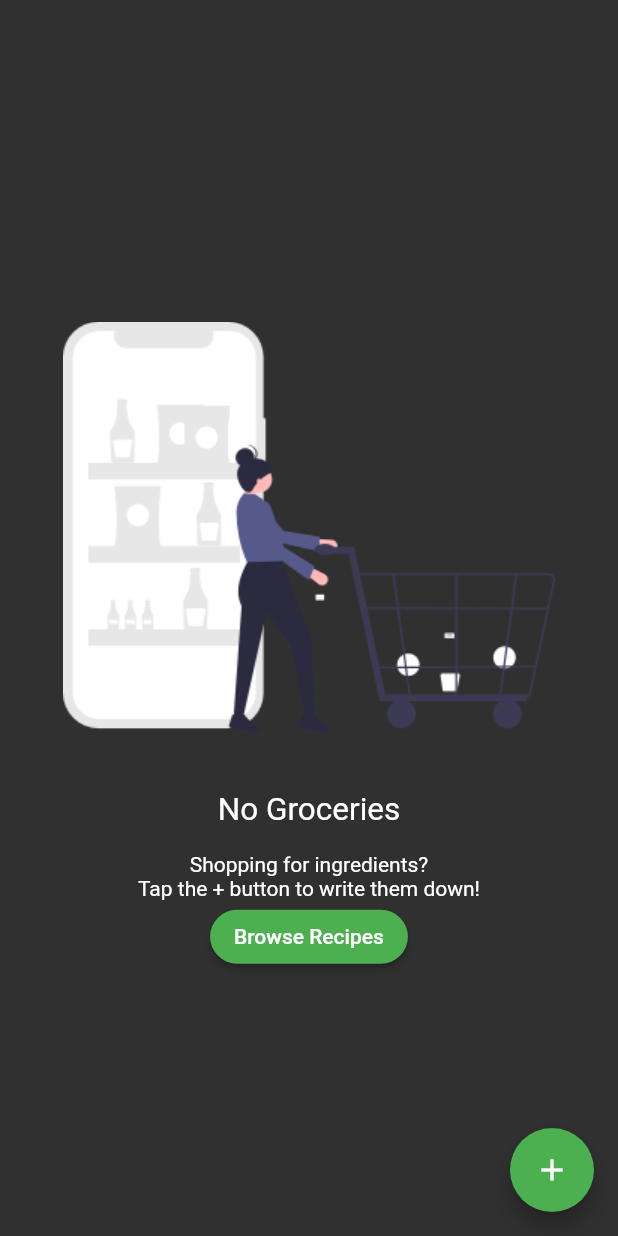
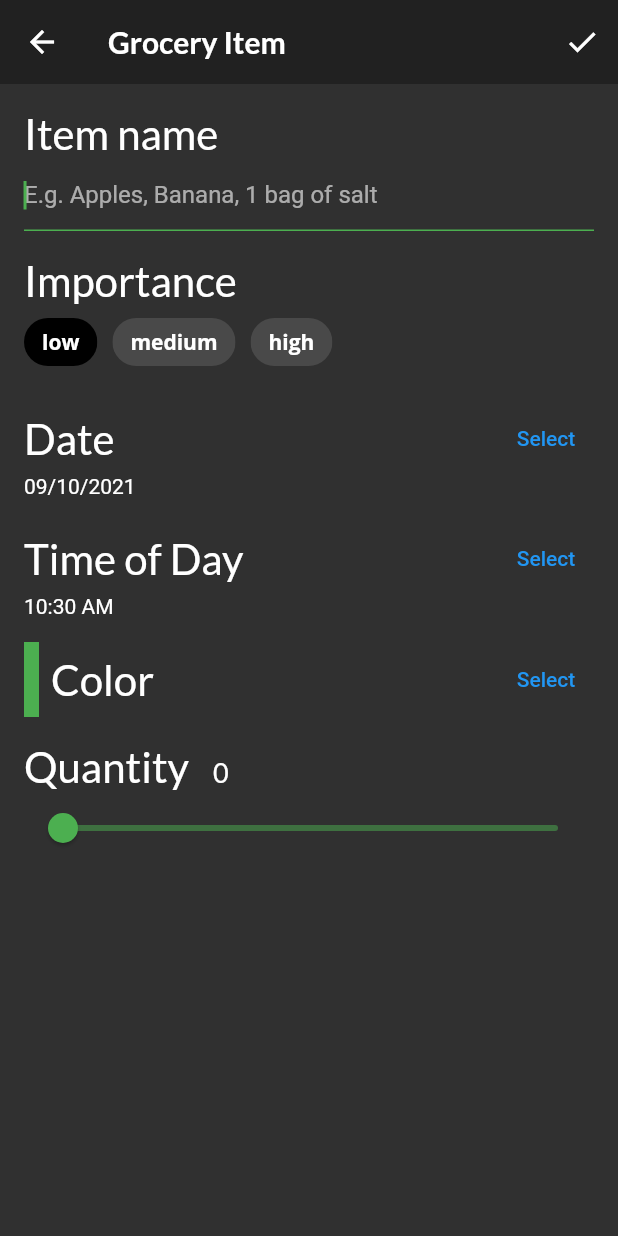
Before and after one commit to rafaellotto/fooderlich, a Flutter app: the GroceryScreen screen opened directly, after a tap on the "add" icon, on a phone screen of 412 x 824 dp. Run offline on Flutter 3.47's test engine with Material 2 defaults, Android fonts, the phone set to English and light mode, and no system bars; our stand-ins replace flutter_colorpicker, google_fonts.

Commit message:
Changes from item 6.9

```diff
--- /dev/null
+++ b/lib/screens/grocery_item_screen.dart
@@ -0,0 +1,348 @@
+import 'package:flutter/material.dart';
+import 'package:flutter_colorpicker/flutter_colorpicker.dart';
+
+import 'package:fooderlich/models/grocery_item.dart';
+import 'package:google_fonts/google_fonts.dart';
+import 'package:intl/intl.dart';
+
+class GroceryItemScreen extends StatefulWidget {
+  final Function(GroceryItem) onCreate;
+  final Function(GroceryItem) onUpdate;
+  final GroceryItem? originalItem;
+  final bool isUpdating;
+
+  const GroceryItemScreen({
+    Key? key,
+    required this.onCreate,
+    required this.onUpdate,
+    this.originalItem,
+  })  : isUpdating = (originalItem != null),
+        super(key: key);
+
+  @override
+  _GroceryItemScreenState createState() => _GroceryItemScreenState();
+}
+
+class _GroceryItemScreenState extends State<GroceryItemScreen> {
+  final _nameController = TextEditingController();
+  String _name = '';
+  Importance _importance = Importance.low;
+  DateTime _dueDate = DateTime.now();
+  TimeOfDay _timeOfDay = TimeOfDay.now();
+  Color _currentColor = Colors.green;
+  int _currentSliderValue = 0;
+
+  @override
+  void initState() {
+    super.initState();
+
+    final originalItem = widget.originalItem;
+
+    if (originalItem != null) {
+      _nameController.text = originalItem.name;
+      _name = originalItem.name;
+      _currentSliderValue = originalItem.quantity;
+      _importance = originalItem.importance;
+      _currentColor = originalItem.color;
+      final date = originalItem.date;
+      _timeOfDay = TimeOfDay(hour: date.hour, minute: date.minute);
+      _dueDate = date;
+    }
+
+    _nameController.addListener(() {
+      setState(() {
+        _name = _nameController.text;
+      });
+    });
+  }
+
+  @override
+  void dispose() {
+    _nameController.dispose();
+
+    super.dispose();
+  }
+
+  @override
+  Widget build(BuildContext context) {
+    return Scaffold(
+      appBar: AppBar(
+        title: Text(
+          'Grocery Item',
+          style: GoogleFonts.lato(fontWeight: FontWeight.w600),
+        ),
+        elevation: 0,
+        actions: [
+          IconButton(
+            icon: const Icon(Icons.check),
+            onPressed: () {
+              // TODO 24: Add callback handler
+            },
+          ),
+        ],
+      ),
+      body: Container(
+        padding: const EdgeInsets.all(16),
+        child: ListView(
+          children: [
+            buildNameField(context),
+            const SizedBox(height: 16),
+            buildImportanceField(context),
+            const SizedBox(height: 16),
+            buildDateField(context),
+            const SizedBox(height: 16),
+            buildTimeField(context),
+            const SizedBox(height: 16),
+            buildColorPicker(context),
+            const SizedBox(height: 16),
+            buildQuantityField(),
+            const SizedBox(height: 16),
+            // TODO: 19: Add Grocery Tile
+          ],
+        ),
+      ),
+    );
+  }
+
+  Widget buildNameField(BuildContext context) {
+    return Column(
+      crossAxisAlignment: CrossAxisAlignment.start,
+      children: [
+        Text(
+          'Item name',
+          style: GoogleFonts.lato(fontSize: 28),
+        ),
+        TextField(
+          autofocus: true,
+          controller: _nameController,
+          cursorColor: _currentColor,
+          decoration: InputDecoration(
+            hintText: 'E.g. Apples, Banana, 1 bag of salt',
+            enabledBorder: const UnderlineInputBorder(
+              borderSide: BorderSide(color: Colors.white),
+            ),
+            focusedBorder: UnderlineInputBorder(
+              borderSide: BorderSide(color: _currentColor),
+            ),
+            border: UnderlineInputBorder(
+              borderSide: BorderSide(color: _currentColor),
+            ),
+          ),
+        ),
+      ],
+    );
+  }
+
+  Widget buildImportanceField(BuildContext context) {
+    return Column(
+      crossAxisAlignment: CrossAxisAlignment.start,
+      children: [
+        Text(
+          'Importance',
+          style: GoogleFonts.lato(fontSize: 28),
+        ),
+        Wrap(
+          spacing: 10,
+          children: [
+            ChoiceChip(
+              selectedColor: Colors.black,
+              selected: _importance == Importance.low,
+              onSelected: (selected) {
+                setState(() {
+                  _importance = Importance.low;
+                });
+              },
+              label: const Text(
+                'low',
+                style: TextStyle(color: Colors.white),
+              ),
+            ),
+            ChoiceChip(
+              selectedColor: Colors.black,
+              selected: _importance == Importance.medium,
+              onSelected: (selected) {
+                setState(() {
+                  _importance = Importance.medium;
+                });
+              },
+              label: const Text(
+                'medium',
+                style: TextStyle(color: Colors.white),
+              ),
+            ),
+            ChoiceChip(
+              selectedColor: Colors.black,
+              selected: _importance == Importance.high,
+              onSelected: (selected) {
+                setState(() {
+                  _importance = Importance.high;
+                });
+              },
+              label: const Text(
+                'high',
+                style: TextStyle(color: Colors.white),
+              ),
+            ),
+          ],
+        ),
+      ],
+    );
+  }
+
+  Widget buildDateField(BuildContext context) {
+    return Column(
+      crossAxisAlignment: CrossAxisAlignment.start,
+      children: [
+        Row(
+          mainAxisAlignment: MainAxisAlignment.spaceBetween,
+          children: [
+            Text(
+              'Date',
+              style: GoogleFonts.lato(fontSize: 28),
+            ),
+            TextButton(
+              child: const Text('Select'),
+              onPressed: () async {
+                final currentDate = DateTime.now();
+
+                final selectedDate = await showDatePicker(
+                  context: context,
+                  initialDate: currentDate,
+                  firstDate: currentDate,
+                  lastDate: DateTime(currentDate.year + 5),
+                );
+
+                setState(() {
+                  if (selectedDate != null) {
+                    _dueDate = selectedDate;
+                  }
+                });
+              },
+            ),
+          ],
+        ),
+        Text(DateFormat('dd/MM/yyyy').format(_dueDate)),
+      ],
+    );
+  }
+
+  Widget buildTimeField(BuildContext context) {
+    return Column(
+      crossAxisAlignment: CrossAxisAlignment.start,
+      children: [
+        Row(
+          mainAxisAlignment: MainAxisAlignment.spaceBetween,
+          children: [
+            Text(
+              'Time of Day',
+              style: GoogleFonts.lato(fontSize: 28),
+            ),
+            TextButton(
+              child: const Text('Select'),
+              onPressed: () async {
+                final timeOfDay = await showTimePicker(
+                  initialTime: TimeOfDay.now(),
+                  context: context,
+                );
+
+                setState(() {
+                  if (timeOfDay != null) {
+                    _timeOfDay = timeOfDay;
+                  }
+                });
+              },
+            ),
+          ],
+        ),
+        Text(_timeOfDay.format(context)),
+      ],
+    );
+  }
+
+  Widget buildColorPicker(BuildContext context) {
+    return Row(
+      mainAxisAlignment: MainAxisAlignment.spaceBetween,
+      children: [
+        Row(
+          children: [
+            Container(
+              height: 50.0,
+              width: 10.0,
+              color: _currentColor,
+            ),
+            const SizedBox(width: 8.0),
+            Text(
+              'Color',
+              style: GoogleFonts.lato(fontSize: 28.0),
+            ),
+          ],
+        ),
+        TextButton(
+          child: const Text('Select'),
+          onPressed: () {
+            showDialog(
+              context: context,
+              builder: (context) {
+                return AlertDialog(
+                  content: BlockPicker(
+                    pickerColor: Colors.white,
+                    onColorChanged: (color) {
+                      setState(() => _currentColor = color);
+                    },
+                  ),
+                  actions: [
+                    TextButton(
+                      child: const Text('Done'),
+                      onPressed: () {
+                        Navigator.of(context).pop();
+                      },
+                    ),
+                  ],
+                );
+              },
+            );
+          },
+        ),
+      ],
+    );
+  }
+
+  Widget buildQuantityField() {
+    return Column(
+      crossAxisAlignment: CrossAxisAlignment.start,
+      children: [
+        Row(
+          crossAxisAlignment: CrossAxisAlignment.baseline,
+          textBaseline: TextBaseline.alphabetic,
+          children: [
+            Text(
+              'Quantity',
+              style: GoogleFonts.lato(fontSize: 28),
+            ),
+            const SizedBox(width: 16),
+            Text(
+              _currentSliderValue.toInt().toString(),
+              style: GoogleFonts.lato(fontSize: 18),
+            ),
+          ],
+        ),
+        Slider(
+          inactiveColor: _currentColor.withOpacity(0.5),
+          activeColor: _currentColor,
+          value: _currentSliderValue.toDouble(),
+          min: 0.0,
+          max: 100.0,
+          divisions: 100,
+          label: _currentSliderValue.toInt().toString(),
+          onChanged: (double value) {
+            setState(
+              () {
+                _currentSliderValue = value.toInt();
+              },
+            );
+          },
+        ),
+      ],
+    );
+  }
+}
--- a/lib/screens/grocery_screen.dart
+++ b/lib/screens/grocery_screen.dart
@@ -1,6 +1,7 @@
 import 'package:flutter/material.dart';
 import 'package:fooderlich/models/models.dart';
 import 'package:fooderlich/screens/empty_grocery_screen.dart';
+import 'package:fooderlich/screens/grocery_item_screen.dart';
 import 'package:provider/provider.dart';
 
 class GroceryScreen extends StatelessWidget {
@@ -12,7 +13,23 @@ class GroceryScreen extends StatelessWidget {
       floatingActionButton: FloatingActionButton(
           child: const Icon(Icons.add),
           onPressed: () {
-            // TODO 11: Present GroceryItemScreen
+            final manager = Provider.of<GroceryManager>(
+              context,
+              listen: false,
+            );
+
+            Navigator.push(
+              context,
+              MaterialPageRoute(
+                builder: (context) => GroceryItemScreen(
+                  onCreate: (item) {
+                    manager.addItem(item);
+                    Navigator.pop(context);
+                  },
+                  onUpdate: (item) {},
+                ),
+              ),
+            );
           }),
       body: buildGroceryScreen(),
     );
```
